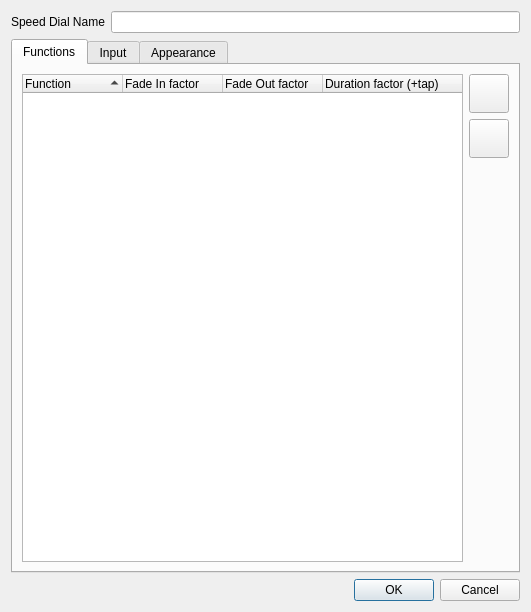
mcallegari/qlcplus, file ui/src/virtualconsole/vcspeeddialproperties.ui: the form before one commit.
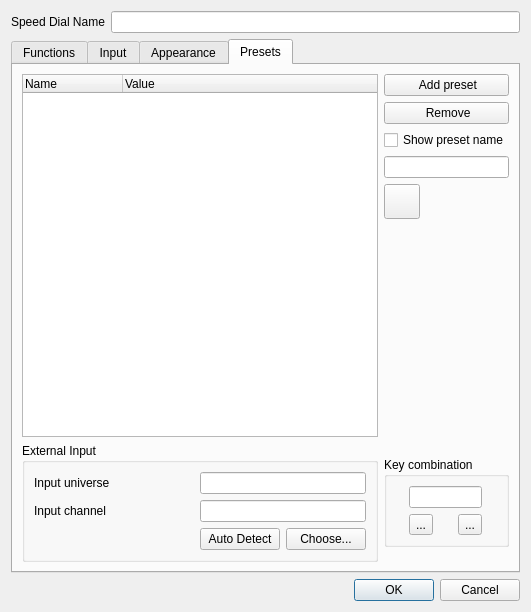
The form after the commit. The open tabs and pages were chosen to show the change. Icons and pictures are not drawn.

Commit message:
VCSpeedDial Presets
VCSpeedDialProperties: Add a tab to edit presets
When clicking on a preset, the speed dial value is changed
Like the VCAnimation, it's possible to assign an external input to
each preset button

```diff
--- a/ui/src/virtualconsole/vcspeeddialproperties.ui
+++ b/ui/src/virtualconsole/vcspeeddialproperties.ui
@@ -608,6 +608,246 @@
        </item>
       </layout>
      </widget>
+     <widget class="QWidget" name="tab_2">
+      <attribute name="title">
+       <string>Presets</string>
+      </attribute>
+      <layout class="QVBoxLayout" name="verticalLayout_3">
+       <item>
+        <layout class="QGridLayout" name="gridLayout_10">
+         <item row="0" column="1" rowspan="9">
+          <widget class="QTreeWidget" name="m_presetsTree">
+           <column>
+            <property name="text">
+             <string>Name</string>
+            </property>
+           </column>
+           <column>
+            <property name="text">
+             <string>Value</string>
+            </property>
+           </column>
+          </widget>
+         </item>
+         <item row="9" column="1">
+          <widget class="QGroupBox" name="m_externalInputGroup">
+           <property name="sizePolicy">
+            <sizepolicy hsizetype="Preferred" vsizetype="Fixed">
+             <horstretch>0</horstretch>
+             <verstretch>0</verstretch>
+            </sizepolicy>
+           </property>
+           <property name="title">
+            <string>External Input</string>
+           </property>
+           <layout class="QGridLayout" name="gridLayout_4">
+            <item row="2" column="0">
+             <spacer name="horizontalSpacer_2">
+              <property name="orientation">
+               <enum>Qt::Horizontal</enum>
+              </property>
+              <property name="sizeHint" stdset="0">
+               <size>
+                <width>298</width>
+                <height>20</height>
+               </size>
+              </property>
+             </spacer>
+            </item>
+            <item row="1" column="1" colspan="2">
+             <widget class="QLineEdit" name="m_presetInputChannelEdit">
+              <property name="toolTip">
+               <string>The particular input channel within the input universe that sends data to this preset button</string>
+              </property>
+              <property name="readOnly">
+               <bool>true</bool>
+              </property>
+             </widget>
+            </item>
+            <item row="2" column="2">
+             <widget class="QPushButton" name="m_choosePresetInputButton">
+              <property name="toolTip">
+               <string>Choose an external input universe &amp; channel that this preset button should listen to</string>
+              </property>
+              <property name="text">
+               <string>Choose...</string>
+              </property>
+             </widget>
+            </item>
+            <item row="2" column="1">
+             <widget class="QPushButton" name="m_adPresetInputButton">
+              <property name="toolTip">
+               <string>When toggled, you can move an external control to assign it to this preset button</string>
+              </property>
+              <property name="text">
+               <string>Auto Detect</string>
+              </property>
+              <property name="checkable">
+               <bool>true</bool>
+              </property>
+             </widget>
+            </item>
+            <item row="0" column="1" colspan="2">
+             <widget class="QLineEdit" name="m_presetInputUniverseEdit">
+              <property name="toolTip">
+               <string>The input universe that sends data to this preset button</string>
+              </property>
+              <property name="readOnly">
+               <bool>true</bool>
+              </property>
+             </widget>
+            </item>
+            <item row="1" column="0">
+             <widget class="QLabel" name="m_inputChannelLabel">
+              <property name="text">
+               <string>Input channel</string>
+              </property>
+             </widget>
+            </item>
+            <item row="0" column="0">
+             <widget class="QLabel" name="m_inputUniverseLabel">
+              <property name="text">
+               <string>Input universe</string>
+              </property>
+             </widget>
+            </item>
+           </layout>
+          </widget>
+         </item>
+         <item row="0" column="2">
+          <widget class="QPushButton" name="m_addPresetButton">
+           <property name="text">
+            <string> Add preset</string>
+           </property>
+           <property name="icon">
+            <iconset resource="../qlcui.qrc">
+             <normaloff>:/edit_add.png</normaloff>:/edit_add.png</iconset>
+           </property>
+          </widget>
+         </item>
+         <item row="1" column="2">
+          <widget class="QPushButton" name="m_removePresetButton">
+           <property name="text">
+            <string> Remove</string>
+           </property>
+           <property name="icon">
+            <iconset resource="../qlcui.qrc">
+             <normaloff>:/edit_remove.png</normaloff>:/edit_remove.png</iconset>
+           </property>
+          </widget>
+         </item>
+         <item row="2" column="2">
+          <widget class="QCheckBox" name="m_showPresetNameCb">
+           <property name="text">
+            <string>Show preset name</string>
+           </property>
+          </widget>
+         </item>
+         <item row="3" column="2">
+          <widget class="QLineEdit" name="m_presetNameEdit">
+           <property name="toolTip">
+            <string>Preset name</string>
+           </property>
+          </widget>
+         </item>
+         <item row="4" column="2">
+          <widget class="QToolButton" name="m_speedDialWidgetButton">
+           <property name="toolTip">
+            <string>Show/Hide speed dial window</string>
+           </property>
+           <property name="icon">
+            <iconset resource="qlcui.qrc">
+             <normaloff>:/speed.png</normaloff>:/speed.png</iconset>
+           </property>
+           <property name="iconSize">
+            <size>
+             <width>28</width>
+             <height>28</height>
+            </size>
+           </property>
+           <property name="checkable">
+            <bool>true</bool>
+           </property>
+          </widget>
+         </item>
+         <item row="9" column="2">
+          <widget class="QGroupBox" name="groupBox_8">
+           <property name="sizePolicy">
+            <sizepolicy hsizetype="Preferred" vsizetype="Fixed">
+             <horstretch>0</horstretch>
+             <verstretch>0</verstretch>
+            </sizepolicy>
+           </property>
+           <property name="title">
+            <string>Key combination</string>
+           </property>
+           <layout class="QGridLayout" name="gridLayout_11">
+            <property name="leftMargin">
+             <number>3</number>
+            </property>
+            <property name="topMargin">
+             <number>9</number>
+            </property>
+            <property name="rightMargin">
+             <number>3</number>
+            </property>
+            <item row="1" column="0">
+             <widget class="QToolButton" name="m_detachPresetKey">
+              <property name="toolTip">
+               <string>Remove the preset buttons's keyboard shortcut key</string>
+              </property>
+              <property name="text">
+               <string notr="true">...</string>
+              </property>
+              <property name="icon">
+               <iconset resource="../qlcui.qrc">
+                <normaloff>:/fileclose.png</normaloff>:/fileclose.png</iconset>
+              </property>
+              <property name="iconSize">
+               <size>
+                <width>32</width>
+                <height>32</height>
+               </size>
+              </property>
+             </widget>
+            </item>
+            <item row="1" column="1">
+             <widget class="QToolButton" name="m_attachPresetKey">
+              <property name="toolTip">
+               <string>Set a key combination for this preset button</string>
+              </property>
+              <property name="text">
+               <string notr="true">...</string>
+              </property>
+              <property name="icon">
+               <iconset resource="../qlcui.qrc">
+                <normaloff>:/key_bindings.png</normaloff>:/key_bindings.png</iconset>
+              </property>
+              <property name="iconSize">
+               <size>
+                <width>32</width>
+                <height>32</height>
+               </size>
+              </property>
+             </widget>
+            </item>
+            <item row="0" column="0" colspan="2">
+             <widget class="QLineEdit" name="m_presetKeyEdit">
+              <property name="toolTip">
+               <string>Keyboard combination that toggles this preset button</string>
+              </property>
+              <property name="readOnly">
+               <bool>true</bool>
+              </property>
+             </widget>
+            </item>
+           </layout>
+          </widget>
+         </item>
+        </layout>
+       </item>
+      </layout>
+     </widget>
     </widget>
    </item>
    <item row="2" column="0" colspan="2">
```
The commit also changes 12 other files.
